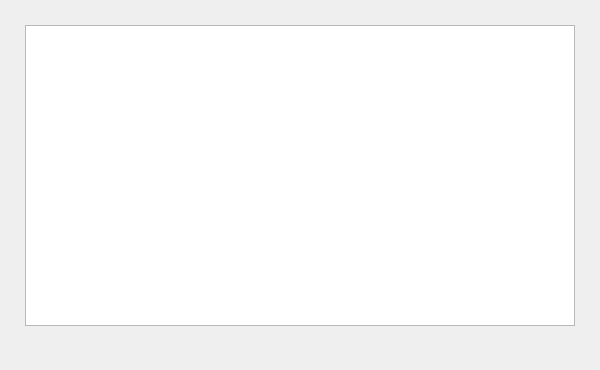
Qt form Qt/InstaDam/app/projectlist.ui (Vedhus/InstaDam) before a commit.
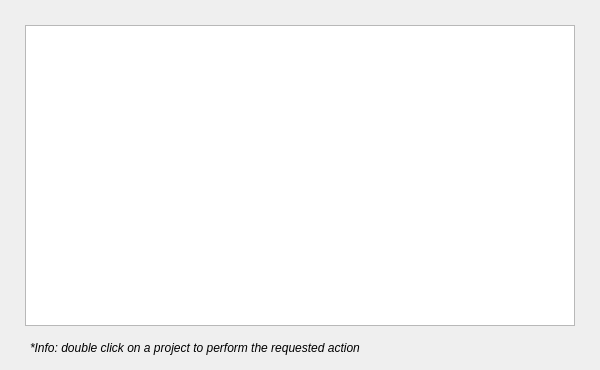
The same form after that commit.

Commit message: (1) delete current project bug fix, (2) update to the save project interface, (3) saving a new project immediately upon creation

```diff
--- a/Qt/InstaDam/app/projectlist.ui
+++ b/Qt/InstaDam/app/projectlist.ui
@@ -23,6 +23,24 @@
     </rect>
    </property>
   </widget>
+  <widget class="QLabel" name="label">
+   <property name="geometry">
+    <rect>
+     <x>30</x>
+     <y>340</y>
+     <width>461</width>
+     <height>16</height>
+    </rect>
+   </property>
+   <property name="font">
+    <font>
+     <italic>true</italic>
+    </font>
+   </property>
+   <property name="text">
+    <string>*Info: double click on a project to perform the requested action </string>
+   </property>
+  </widget>
  </widget>
  <resources/>
  <connections/>
```
The commit also changes 12 other files.
